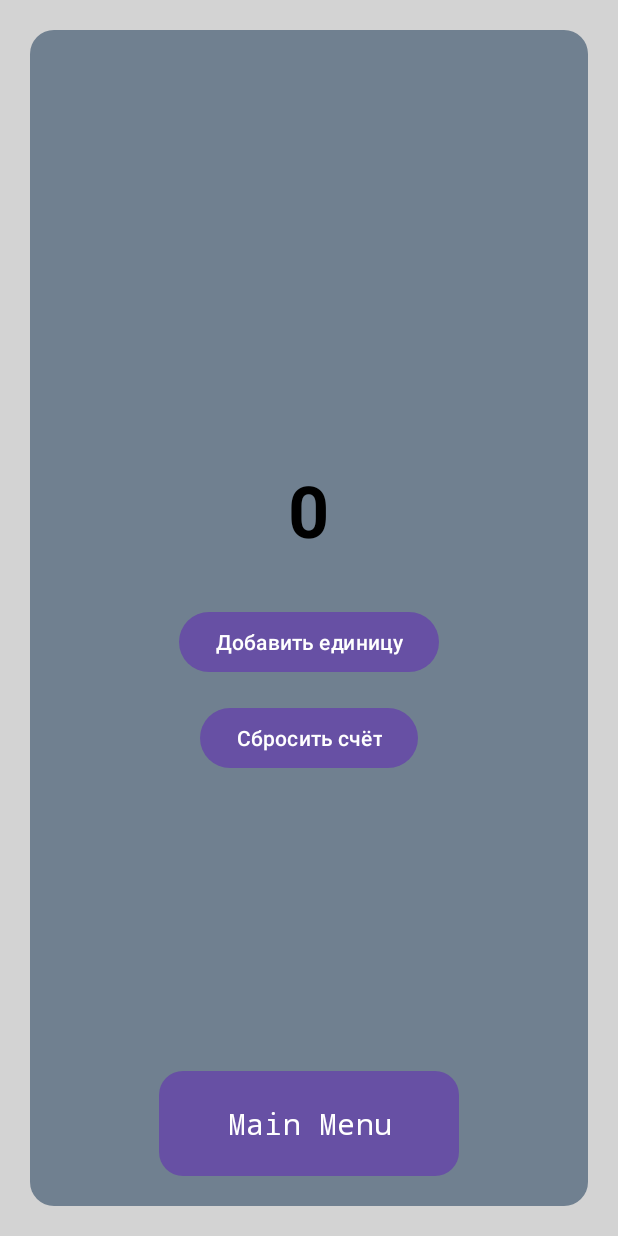
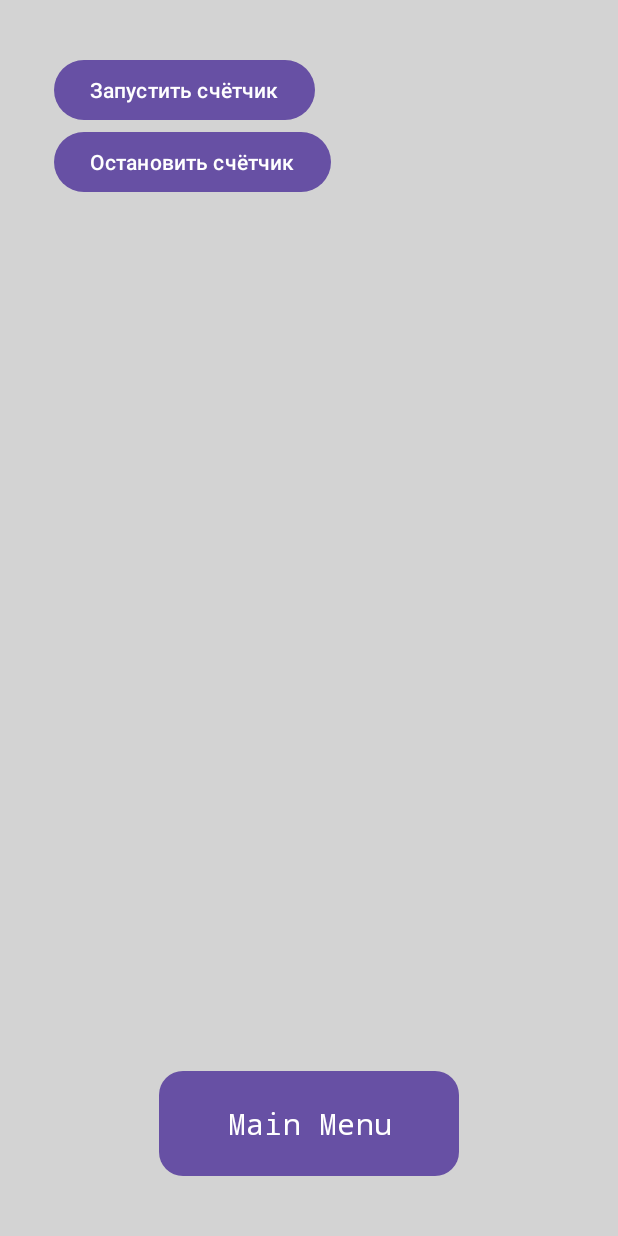
Before and after one commit to Sturmannn/Android-Labs, an Android app: the Activity_page_9 screen opened directly, with no data from a screen before it, on a phone screen of 412 x 824 dp. Run offline under Robolectric (Android 15) with nearby library versions, the light colour scheme and no system bars.

Commit message:
try_last_task

```diff
--- a/Lab_4/app/src/main/java/com/android/lab_4/task_9/Activity_page_9.java
+++ b/Lab_4/app/src/main/java/com/android/lab_4/task_9/Activity_page_9.java
@@ -27,24 +27,38 @@ public class Activity_page_9 extends AppCompatActivity {
         super.onCreate(savedInstanceState);
         setContentView(R.layout.activity_page_9);
 
-        counterTextView = findViewById(R.id.counterTextView);
-        incrementButton = findViewById(R.id.incrementButton);
-        resetButton = findViewById(R.id.resetButton);
+//        counterTextView = findViewById(R.id.counterTextView);
+//        incrementButton = findViewById(R.id.incrementButton);
+//        resetButton = findViewById(R.id.resetButton);
+//
+//        incrementButton.setOnClickListener(new View.OnClickListener() {
+//            @Override
+//            public void onClick(View v) {
+//                counter++;
+//                counterTextView.setText(String.valueOf(counter));
+//            }
+//        });
+//
+//        resetButton.setOnClickListener(new View.OnClickListener() {
+//            @Override
+//            public void onClick(View v) {
+//                counter = 0;  // Сбрасываем счёт
+//                counterTextView.setText(String.valueOf(counter));
+//            }
+//        });
 
-        incrementButton.setOnClickListener(new View.OnClickListener() {
-            @Override
-            public void onClick(View v) {
-                counter++;
-                counterTextView.setText(String.valueOf(counter));
-            }
+        // Кнопка для запуска Foreground Service
+        Button btnStartService = findViewById(R.id.btnStartService);
+        btnStartService.setOnClickListener(v -> {
+            Intent serviceIntent = new Intent(this, CounterService.class);
+            startService(serviceIntent);
         });
 
-        resetButton.setOnClickListener(new View.OnClickListener() {
-            @Override
-            public void onClick(View v) {
-                counter = 0;  // Сбрасываем счёт
-                counterTextView.setText(String.valueOf(counter));
-            }
+        // Кнопка для остановки Foreground Service
+        Button btnStopService = findViewById(R.id.btnStopService);
+        btnStopService.setOnClickListener(v -> {
+            Intent serviceIntent = new Intent(this, CounterService.class);
+            stopService(serviceIntent);
         });
 
         findViewById(R.id.menuButton).setOnClickListener(v -> {
--- a/Lab_4/app/src/main/res/layout/activity_page_9.xml
+++ b/Lab_4/app/src/main/res/layout/activity_page_9.xml
@@ -13,36 +13,19 @@
         android:layout_width="match_parent"
         android:layout_height="match_parent"
         android:orientation="vertical"
-        android:gravity="center"
-        android:background="@drawable/rounded_background"
         android:padding="16dp">
 
-        <!-- Текущий счёт -->
-        <TextView
-            android:id="@+id/counterTextView"
+        <Button
+            android:id="@+id/btnStartService"
             android:layout_width="wrap_content"
             android:layout_height="wrap_content"
-            android:text="0"
-            android:textColor="@color/black"
-            android:textSize="48sp"
-            android:textStyle="bold"
-            android:layout_marginBottom="32dp"/>
+            android:text="Запустить счётчик" />
 
-        <!-- Кнопка для увеличения счёта -->
         <Button
-            android:id="@+id/incrementButton"
+            android:id="@+id/btnStopService"
             android:layout_width="wrap_content"
             android:layout_height="wrap_content"
-            android:text="Добавить единицу"
-            android:layout_marginBottom="16dp"/>
-
-        <!-- Кнопка для сброса счёта -->
-        <Button
-            android:id="@+id/resetButton"
-            android:layout_width="wrap_content"
-            android:layout_height="wrap_content"
-            android:text="Сбросить счёт"/>
-
+            android:text="Остановить счётчик" />
     </LinearLayout>
 
 
```
Also changed, not shown: Lab_4/app/src/main/AndroidManifest.xml (+12 -6 lines), Lab_4/app/src/main/java/com/android/lab_4/task_9/CounterService.java (added, +104 -0 lines), Lab_4/app/src/main/res/layout/notification_layout.xml (added, +27 -0 lines).
